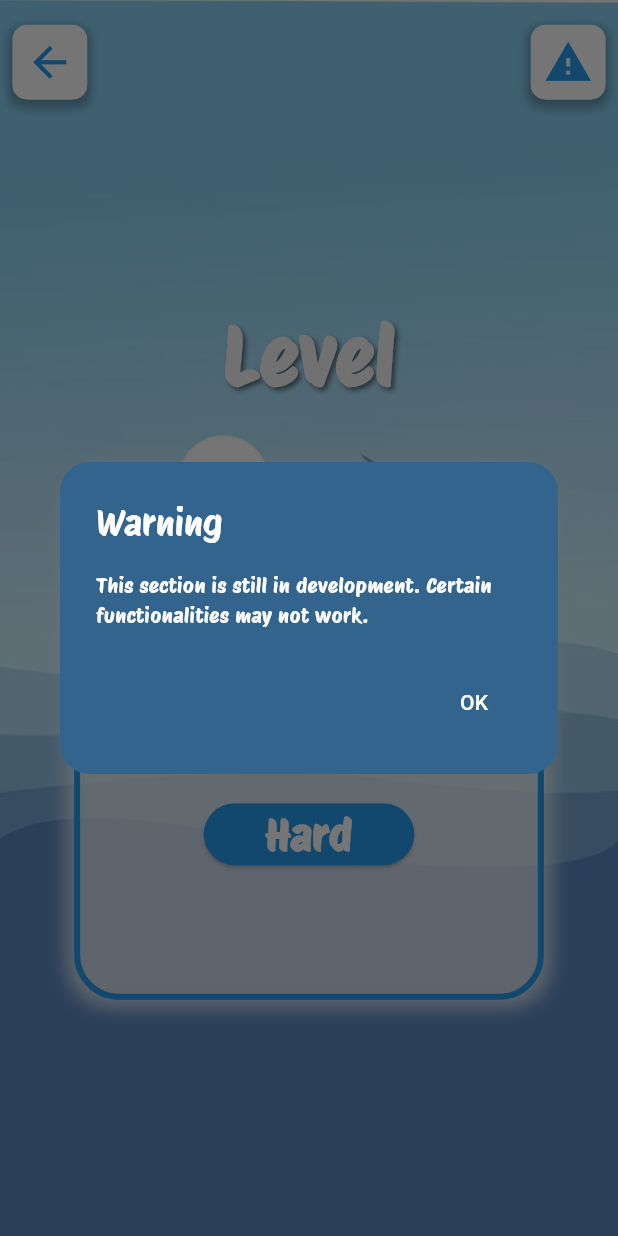
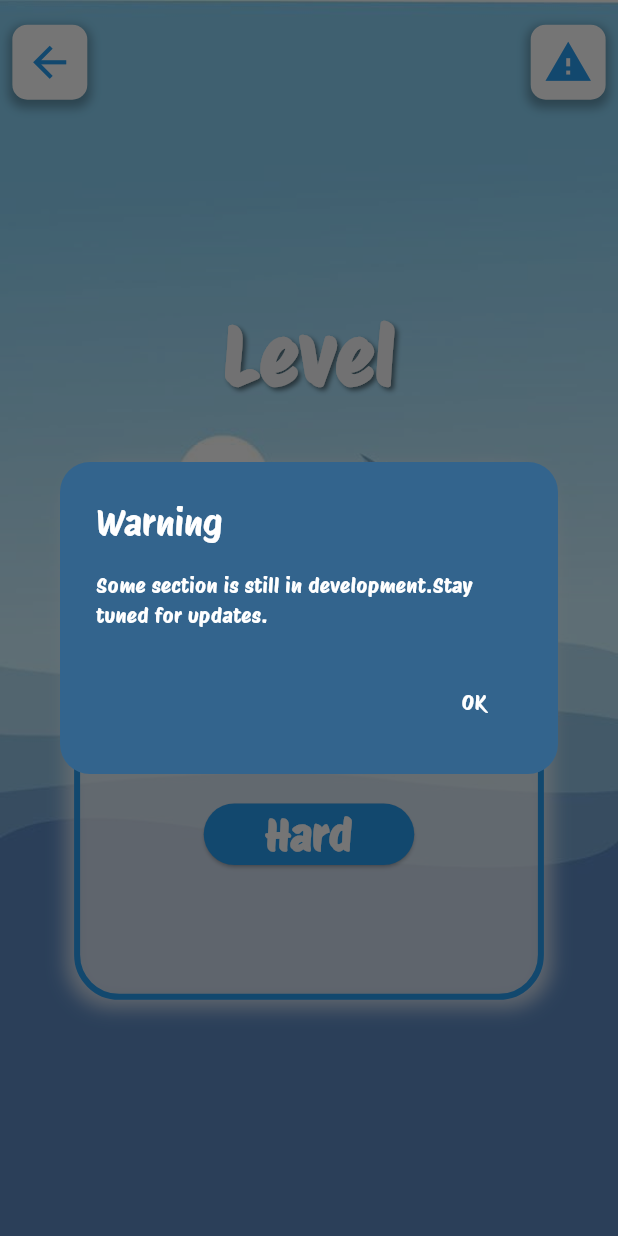
Before and after one commit to ajay8111/App, a Flutter app: the Page1 screen opened directly, after a tap on the "warning" icon, on a phone screen of 412 x 824 dp. Run offline on Flutter 3.47's test engine with Material 3 defaults, Android fonts, the phone set to English and light mode, and no system bars; our stand-ins replace flutter_blue_plus, flutter_spinkit, just_audio, lottie, material_design_icons_flutter, permission_handler; Roboto replaces fonts that are missing (Comic Sans MS).

Commit message:
design modified

```diff
--- a/lib/page1.dart
+++ b/lib/page1.dart
@@ -252,7 +252,7 @@
           ),
         ),
         content: Text(
-          'This section is still in development. Certain functionalities may not work.',
+          'Some section is still in development.Stay tuned for updates.',
           style: TextStyle(
             color: Colors.white, // Set text color to white
             fontFamily: 'ProtestRiot', // Use a cartoonish font
@@ -267,7 +267,7 @@
               'OK',
               style: TextStyle(
                 color: Colors.white, // Set text color to white
-                fontFamily: 'Comic Sans MS', // Use a cartoonish font
+                fontFamily: 'ProtestRiot', // Use a cartoonish font
               ),
             ),
           ),
--- a/lib/rectangle.dart
+++ b/lib/rectangle.dart
@@ -84,7 +84,7 @@
               borderRadius: BorderRadius.circular(20.0), // Set border radius
             ),
             title: Text(
-              "No Device Connected",
+              "No Board Connected",
               style: TextStyle(
                 color: Colors.blue,
                 fontSize: 20,
@@ -93,7 +93,7 @@
               ),
             ),
             content: Text(
-              "Please connect a Bluetooth device.",
+              "Please connect with Board.",
               style: TextStyle(
                 fontSize: 16,
                 fontFamily: 'ProtestRiot', // Use ProtestRiot font
--- a/lib/square.dart
+++ b/lib/square.dart
@@ -83,7 +83,7 @@
               borderRadius: BorderRadius.circular(20.0), // Set border radius
             ),
             title: Text(
-              "No Device Connected",
+              "No Board Connected",
               style: TextStyle(
                 color: Colors.blue,
                 fontSize: 20,
@@ -92,7 +92,7 @@
               ),
             ),
             content: Text(
-              "Please connect a Bluetooth device.",
+              "Please connect with Board",
               style: TextStyle(
                 fontSize: 16,
                 fontFamily: 'ProtestRiot', // Use ProtestRiot font
--- a/lib/triangle.dart
+++ b/lib/triangle.dart
@@ -74,7 +74,7 @@
               borderRadius: BorderRadius.circular(20.0), // Set border radius
             ),
             title: Text(
-              "No Device Connected",
+              "No Board Connected",
               style: TextStyle(
                 color: Colors.blue,
                 fontSize: 20,
@@ -83,7 +83,7 @@
               ),
             ),
             content: Text(
-              "Please connect a Bluetooth device.",
+              "Please connect with Board.",
               style: TextStyle(
                 fontSize: 16,
                 fontFamily: 'ProtestRiot', // Use ProtestRiot font
```
